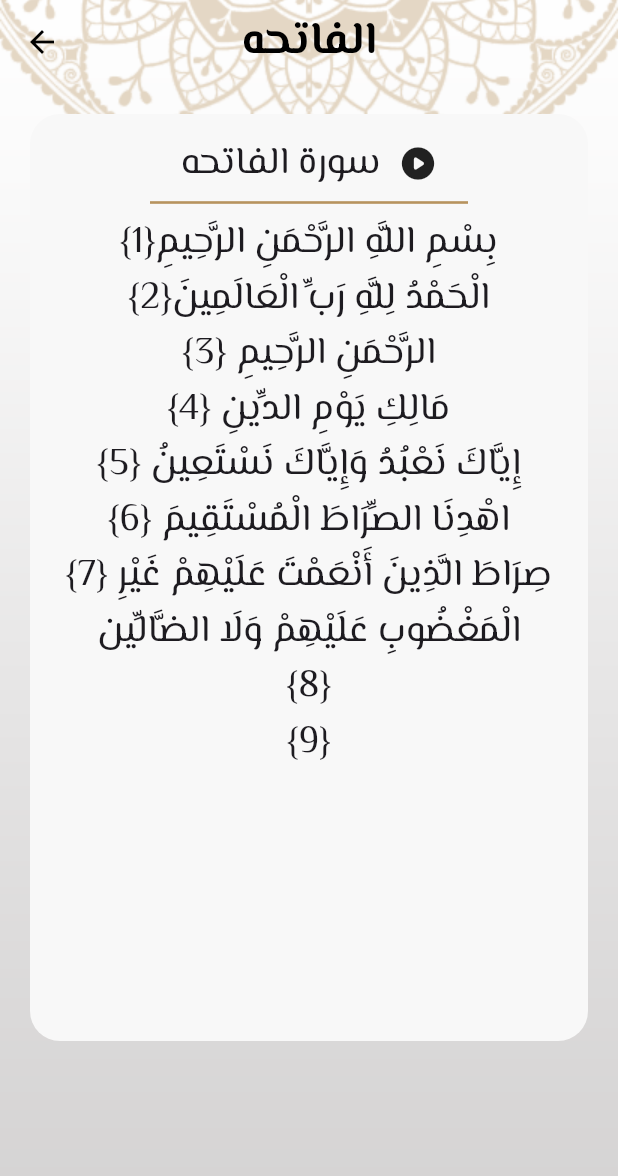
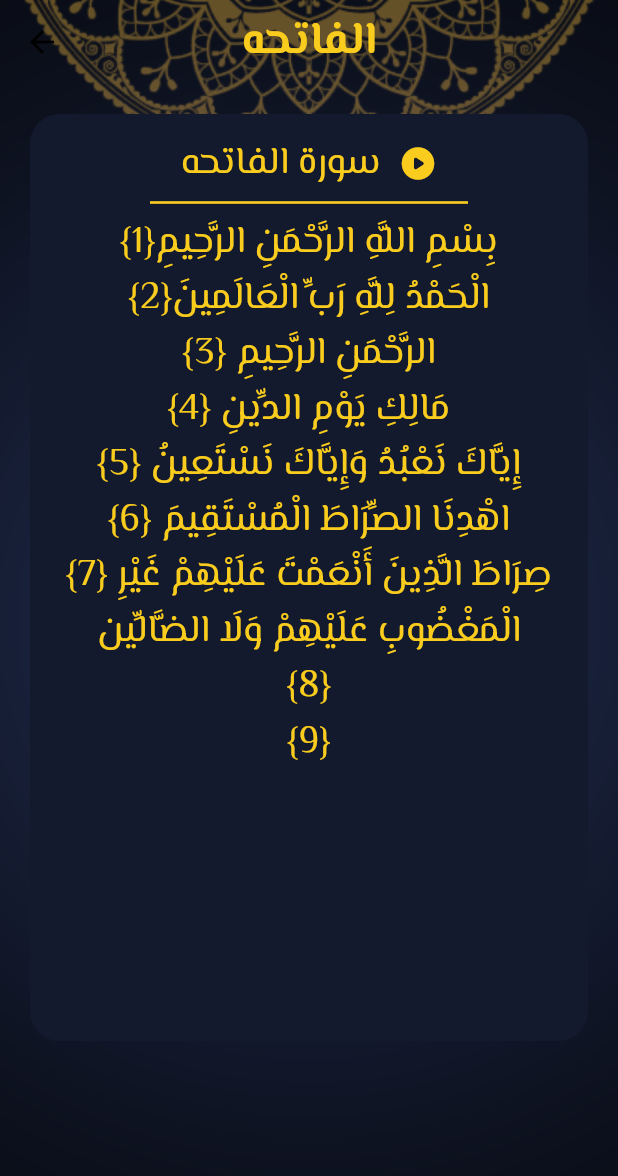
Before and after one commit to bodyraaafat/islami_app_, a Flutter app: the screen it shows after launch, after a tap on an icon or button, on a phone screen of 412 x 824 dp. Shown: the top 1176 px of the screen. Run offline on Flutter 3.47's test engine with Material 3 defaults, Android fonts, the phone set to English and light mode, and no system bars; our stand-ins replace animated_custom_dropdown; generated files the repository leaves out were written again.

Commit message:
update theme

```diff
--- /dev/null
+++ b/l10n.yaml
@@ -0,0 +1,3 @@
+arb-dir: lib/l10n
+template-arb-file: app_en.arb
+output-localization-file: app_localizations.dart
--- a/lib/constant/apptheme.dart
+++ b/lib/constant/apptheme.dart
@@ -2,6 +2,7 @@ import 'package:flutter/material.dart';
 
 class ApplicationthemeManager {
   ThemeData lighttheme = ThemeData(
+    dividerTheme: DividerThemeData(color: Color(0xffB7935f)),
     canvasColor: Color(0xffB7935F),
     primaryColor: Color(0xffB7935F),
     bottomNavigationBarTheme: BottomNavigationBarThemeData(
@@ -28,4 +29,32 @@ class ApplicationthemeManager {
             fontSize: 25,
             fontWeight: FontWeight.w400)),
   );
+  ThemeData darkTheme = ThemeData(
+    dividerTheme: DividerThemeData(color: Color(0xffFACC1D)),
+    canvasColor: Color(0xff141A2E),
+    primaryColor: Color(0xff141A2E),
+    bottomNavigationBarTheme: BottomNavigationBarThemeData(
+        selectedIconTheme: IconThemeData(color: Color(0xffFACC1D), size: 26),
+        selectedItemColor: Color(0xffFACC1D),
+        selectedLabelStyle: TextStyle(fontSize: 20)),
+    scaffoldBackgroundColor: Colors.transparent,
+    appBarTheme: AppBarTheme(
+      iconTheme: IconThemeData(color: Colors.black),
+      centerTitle: true,
+      backgroundColor: Colors.transparent,
+      titleTextStyle: TextStyle(
+        color: Colors.black,
+        fontSize: 30,
+        fontFamily: "Elmissery",
+        fontWeight: FontWeight.w700,
+      ),
+    ),
+    textTheme: TextTheme(
+        titleLarge: TextStyle(
+            fontFamily: "Elmissery", fontSize: 25, fontWeight: FontWeight.w600),
+        bodyMedium: TextStyle(
+            fontFamily: "Elmissery",
+            fontSize: 25,
+            fontWeight: FontWeight.w400)),
+  );
 }
--- /dev/null
+++ b/lib/constant/settings_provider.dart
@@ -0,0 +1,25 @@
+import 'package:flutter/material.dart';
+
+class SettingsProvider extends ChangeNotifier {
+  var currentLanguage = "en";
+  changeLanguage(String newlanguage) {
+    if (currentLanguage == newlanguage) return;
+    currentLanguage = newlanguage;
+    notifyListeners();
+  }
+
+  ThemeMode currenttheme = ThemeMode.dark;
+  changetheme(ThemeMode newtheme) {
+    if (currenttheme == newtheme) return;
+    currenttheme = newtheme;
+    notifyListeners();
+  }
+
+  String getbackground() {
+    return currenttheme != ThemeMode.dark
+        ? "assets/images/main_background.png"
+        : "assets/images/dark_bg.png";
+  }
+
+  bool get isdark => currenttheme == ThemeMode.dark;
+}
--- a/lib/main.dart
+++ b/lib/main.dart
@@ -1,12 +1,19 @@
+import 'package:flutter/foundation.dart';
 import 'package:flutter/material.dart';
 import 'package:islami_app_full/constant/apptheme.dart';
+import 'package:islami_app_full/constant/settings_provider.dart';
 import 'package:islami_app_full/ui/features/hadeth/hadethdetailsview.dart';
 import 'package:islami_app_full/ui/features/home/homeview.dart';
 import 'package:islami_app_full/ui/features/quran/qurandetails.dart';
+import 'package:islami_app_full/ui/features/settings/settings_view.dart';
 import 'package:islami_app_full/ui/features/splash/splashview.dart';
+import 'package:flutter_localizations/flutter_localizations.dart';
+import 'package:flutter_gen/gen_l10n/app_localizations.dart';
+import 'package:provider/provider.dart';
 
 void main() {
-  runApp(const MyApp());
+  runApp(ChangeNotifierProvider(
+      create: (context) => SettingsProvider(), child: const MyApp()));
 }
 
 class MyApp extends StatelessWidget {
@@ -15,17 +22,23 @@ class MyApp extends StatelessWidget {
   // This widget is the root of your application.
   @override
   Widget build(BuildContext context) {
+    var vm = Provider.of<SettingsProvider>(context);
     return MaterialApp(
         debugShowCheckedModeBanner: false,
         title: 'Islami App',
         theme: ApplicationthemeManager().lighttheme,
+        darkTheme: ApplicationthemeManager().darkTheme,
+        themeMode: vm.currenttheme,
         initialRoute: SplashView.routename,
         routes: {
           SplashView.routename: (context) => SplashView(),
           HomeView.routename: (context) => HomeView(),
           QuranDetailsScreen.routename: (context) => QuranDetailsScreen(),
-        HadethDetailsView.routename: (context) => HadethDetailsView()
+          HadethDetailsView.routename: (context) => HadethDetailsView(),
+          SettingsView.routename: (context) => SettingsView()
         },
-    );
+        locale: Locale(vm.currentLanguage),
+        localizationsDelegates: AppLocalizations.localizationsDelegates,
+        supportedLocales: AppLocalizations.supportedLocales);
   }
 }
--- a/lib/ui/features/home/homeview.dart
+++ b/lib/ui/features/home/homeview.dart
@@ -1,8 +1,12 @@
 import 'package:flutter/material.dart';
+import 'package:islami_app_full/constant/settings_provider.dart';
 import 'package:islami_app_full/ui/features/hadeth/hadethview.dart';
 import 'package:islami_app_full/ui/features/quran/quranview.dart';
 import 'package:islami_app_full/ui/features/radio/radioview.dart';
+import 'package:islami_app_full/ui/features/settings/settings_view.dart';
 import 'package:islami_app_full/ui/features/tasbeeh/tasbeehview.dart';
+import 'package:flutter_gen/gen_l10n/app_localizations.dart';
+import 'package:provider/provider.dart';
 
 class HomeView extends StatefulWidget {
   static const routename = "homeview";
@@ -19,16 +23,19 @@ class _HomeViewState extends State<HomeView> {
     QuranView(),
     HadethView(),
     TasbeehView(),
-    RadioView()
+    RadioView(),
+    SettingsView()
   ];
 
   @override
   Widget build(BuildContext context) {
+    var vm = Provider.of<SettingsProvider>(context);
+    var locale = AppLocalizations.of(context)!;
+
     return Container(
       decoration: BoxDecoration(
           image: DecorationImage(
-              image: AssetImage("assets/images/main_background.png"),
-              fit: BoxFit.cover)),
+              image: AssetImage(vm.getbackground()), fit: BoxFit.cover)),
       child: Scaffold(
         bottomNavigationBar: BottomNavigationBar(
             currentIndex: currentnavindex,
@@ -40,20 +47,25 @@ class _HomeViewState extends State<HomeView> {
             items: [
               BottomNavigationBarItem(
                   icon: ImageIcon(AssetImage("assets/images/quran_icn.png")),
-                  label: "Quran"),
+                  label: locale.quran),
               BottomNavigationBarItem(
                   icon: ImageIcon(AssetImage("assets/images/ahadeth.png")),
-                  label: "Hadeeth"),
+                  label: locale.hadith),
               BottomNavigationBarItem(
                   icon: ImageIcon(AssetImage("assets/images/sebha_blue.png")),
-                  label: "Tasbeh"),
+                  label: locale.tasbih),
               BottomNavigationBarItem(
                   icon: ImageIcon(AssetImage("assets/images/radio.png")),
-                  label: "Radio"),
+                  label: locale.radio),
+              BottomNavigationBarItem(
+                  icon: Icon(
+                    Icons.settings,
+                  ),
+                  label: locale.settings)
             ]),
         appBar: AppBar(
           title: Text(
-            "إسلامي",
+            locale.islami,
           ),
         ),
         body: screens[currentnavindex],
--- a/lib/ui/features/quran/qurandetails.dart
+++ b/lib/ui/features/quran/qurandetails.dart
@@ -1,7 +1,9 @@
 import 'package:flutter/material.dart';
 import 'package:flutter/services.dart';
 import 'package:flutter/widgets.dart';
+import 'package:islami_app_full/constant/settings_provider.dart';
 import 'package:islami_app_full/ui/features/quran/quranview.dart';
+import 'package:provider/provider.dart';
 
 class QuranDetailsScreen extends StatefulWidget {
   static const String routename = "Qurandetails";
@@ -16,6 +18,7 @@ List<String> verseslist = [];
 class _QuranDetailsScreenState extends State<QuranDetailsScreen> {
   @override
   Widget build(BuildContext context) {
+    var vm = Provider.of<SettingsProvider>(context);
     var theme = Theme.of(context);
     var mediaquery = MediaQuery.of(context).size;
     var args = ModalRoute.of(context)?.settings.arguments as SuraDataDetails;
@@ -24,11 +27,14 @@ class _QuranDetailsScreenState extends State<QuranDetailsScreen> {
     return Container(
       decoration: BoxDecoration(
           image: DecorationImage(
-              image: AssetImage("assets/images/main_background.png"),
-              fit: BoxFit.cover)),
+              image: AssetImage(vm.getbackground()), fit: BoxFit.cover)),
       child: Scaffold(
         appBar: AppBar(
-          title: Text(args.suraname),
+          title: Text(
+            args.suraname,
+            style:
+                TextStyle(color: vm.isdark ? Color(0xffFACC1D) : Colors.black),
+          ),
         ),
         body: Container(
           margin: EdgeInsets.all(20),
@@ -36,9 +42,7 @@ class _QuranDetailsScreenState extends State<QuranDetailsScreen> {
           width: mediaquery.width,
           height: mediaquery.height * 0.75,
           decoration: BoxDecoration(
-              color: Color(
-                0xffF8F8F8,
-              ),
+              color: vm.isdark ? Color(0xff141A2E) : Colors.white,
               borderRadius: BorderRadius.circular(20)),
           child: Column(
             children: [
@@ -47,7 +51,11 @@ class _QuranDetailsScreenState extends State<QuranDetailsScreen> {
                 children: [
                   Text(
                     "سورة ${args.suraname}",
-                    style: theme.textTheme.bodyMedium,
+                    style: vm.isdark
+                        ? theme.textTheme.bodyMedium
+                            ?.copyWith(color: Color(0xffFACC1D))
+                        : theme.textTheme.bodyMedium
+                            ?.copyWith(color: Colors.black),
                   ),
                   SizedBox(
                     width: 12,
@@ -55,11 +63,11 @@ class _QuranDetailsScreenState extends State<QuranDetailsScreen> {
                   Icon(
                     Icons.play_circle_rounded,
                     size: 26,
+                    color: vm.isdark ? Color(0xffFACC1D) : Colors.black,
                   ),
                 ],
               ),
               Divider(
-                color: theme.primaryColor,
                 thickness: 1.75,
                 indent: 60,
                 endIndent: 60,
@@ -69,9 +77,11 @@ class _QuranDetailsScreenState extends State<QuranDetailsScreen> {
                   itemBuilder: (context, index) => Text(
                     "{${index + 1}}${verseslist[index]}",
                     textAlign: TextAlign.center,
-                    style: theme.textTheme.bodyMedium?.copyWith(
-                      height: 1.5,
-                    ),
+                    style: vm.isdark
+                        ? theme.textTheme.bodyMedium
+                            ?.copyWith(height: 1.5, color: Color(0xffFACC1D))
+                        : theme.textTheme.bodyMedium
+                            ?.copyWith(height: 1.5, color: Colors.black),
                   ),
                   itemCount: verseslist.length,
                 ),
--- a/lib/ui/features/quran/quranview.dart
+++ b/lib/ui/features/quran/quranview.dart
@@ -1,8 +1,10 @@
 import 'package:flutter/cupertino.dart';
 import 'package:flutter/material.dart';
 import 'package:flutter/widgets.dart';
+import 'package:islami_app_full/constant/settings_provider.dart';
 import 'package:islami_app_full/ui/features/quran/qurandetails.dart';
 import 'package:islami_app_full/ui/features/quran/suratitlewideget.dart';
+import 'package:provider/provider.dart';
 
 class QuranView extends StatelessWidget {
   QuranView({super.key});
@@ -241,6 +243,7 @@ class QuranView extends StatelessWidget {
 
   @override
   Widget build(BuildContext context) {
+    var vm = Provider.of<SettingsProvider>(context);
     var theme = Theme.of(context);
     var mediaquery = MediaQuery.of(context).size;
     return Scaffold(
@@ -252,8 +255,7 @@ class QuranView extends StatelessWidget {
             height: mediaquery.height * 0.2,
           ),
           Divider(
-            color: theme.primaryColor,
-            thickness: 2,
+            thickness: 1.75,
           ),
           Row(
             children: [
@@ -261,26 +263,33 @@ class QuranView extends StatelessWidget {
                 child: Text(
                   "عدد الآيات",
                   textAlign: TextAlign.center,
-                  style: theme.textTheme.titleLarge,
+                  style: vm.isdark
+                      ? theme.textTheme.titleLarge
+                          ?.copyWith(color: Colors.white)
+                      : theme.textTheme.titleLarge
+                          ?.copyWith(color: Colors.black),
                 ),
               ),
-              Container(
+              SizedBox(
                 width: 3,
                 height: 40,
-                color: theme.primaryColor,
+                child: VerticalDivider(),
               ),
               Expanded(
                 child: Text(
                   "إسم السورة",
                   textAlign: TextAlign.center,
-                  style: theme.textTheme.titleLarge,
+                  style: vm.isdark
+                      ? theme.textTheme.titleLarge
+                          ?.copyWith(color: Colors.white)
+                      : theme.textTheme.titleLarge
+                          ?.copyWith(color: Colors.black),
                 ),
               ),
             ],
           ),
           Divider(
-            color: theme.primaryColor,
-            thickness: 2,
+            thickness: 1.75,
           ),
           Expanded(
             child: ListView.builder(
--- a/lib/ui/features/quran/suratitlewideget.dart
+++ b/lib/ui/features/quran/suratitlewideget.dart
@@ -1,6 +1,8 @@
 import 'package:flutter/cupertino.dart';
 import 'package:flutter/material.dart';
 import 'package:flutter/widgets.dart';
+import 'package:islami_app_full/constant/settings_provider.dart';
+import 'package:provider/provider.dart';
 
 class SuraTitleWidget extends StatelessWidget {
   final String suraname;
@@ -10,6 +12,7 @@ class SuraTitleWidget extends StatelessWidget {
 
   @override
   Widget build(BuildContext context) {
+    var vm = Provider.of<SettingsProvider>(context);
     var theme = Theme.of(context);
     var mediaquery = MediaQuery.of(context).size;
     return Row(
@@ -18,19 +21,23 @@ class SuraTitleWidget extends StatelessWidget {
           child: Text(
             textAlign: TextAlign.center,
             suranumber,
-            style: theme.textTheme.bodyMedium,
+            style: vm.isdark
+                ? theme.textTheme.bodyMedium?.copyWith(color: Colors.white)
+                : theme.textTheme.bodyMedium?.copyWith(color: Colors.black),
           ),
         ),
-        Container(
+        SizedBox(
           width: 3,
           height: 40,
-          color: theme.primaryColor,
+          child: VerticalDivider(),
         ),
         Expanded(
           child: Text(
             textAlign: TextAlign.center,
             suraname,
-            style: theme.textTheme.bodyMedium,
+            style: vm.isdark
+                ? theme.textTheme.bodyMedium?.copyWith(color: Colors.white)
+                : theme.textTheme.bodyMedium?.copyWith(color: Colors.black),
           ),
         ),
       ],
--- a/lib/ui/features/radio/radioview.dart
+++ b/lib/ui/features/radio/radioview.dart
@@ -5,8 +5,8 @@ class RadioView extends StatelessWidget {
 
   @override
   Widget build(BuildContext context) {
-    return Center(
-      child: Text("Radio View"),
+    return Column(
+      children: [Image.asset("assets/images/radio_screen.png")],
     );
   }
 }
--- a/lib/ui/features/splash/splashview.dart
+++ b/lib/ui/features/splash/splashview.dart
@@ -1,7 +1,9 @@
 import 'dart:async';
 
 import 'package:flutter/material.dart';
+import 'package:islami_app_full/constant/settings_provider.dart';
 import 'package:islami_app_full/ui/features/home/homeview.dart';
+import 'package:provider/provider.dart';
 
 class SplashView extends StatefulWidget {
   static const routename = "/";
@@ -22,12 +24,15 @@ class _SplashViewState extends State<SplashView> {
 
   @override
   Widget build(BuildContext context) {
+    var vm = Provider.of<SettingsProvider>(context);
     Size mediaquery = MediaQuery.of(context).size;
     return Scaffold(
       body: Image.asset(
         width: mediaquery.width,
         height: mediaquery.height,
-        "assets/images/splash.png",
+        vm.currenttheme == ThemeMode.dark
+            ? "assets/images/dark_splash.png"
+            : "assets/images/splash.png",
         fit: BoxFit.fill,
       ),
     );
```
Also changed, not shown: lib/l10n/app_ar.arb (added, +10 -0 lines), lib/l10n/app_en.arb (added, +10 -0 lines), lib/ui/features/hadeth/hadethdetailsview.dart (+27 -9 lines), lib/ui/features/hadeth/hadethview.dart (+11 -5 lines), lib/ui/features/settings/settings_view.dart (added, +110 -0 lines), pubspec.yaml (+7 -0 lines), assets/images/dark_bg.png (added), assets/images/dark_splash.png (added), assets/images/radio_screen.png (added), pubspec.lock. Lines whose indentation alone changed are shown as unchanged.
